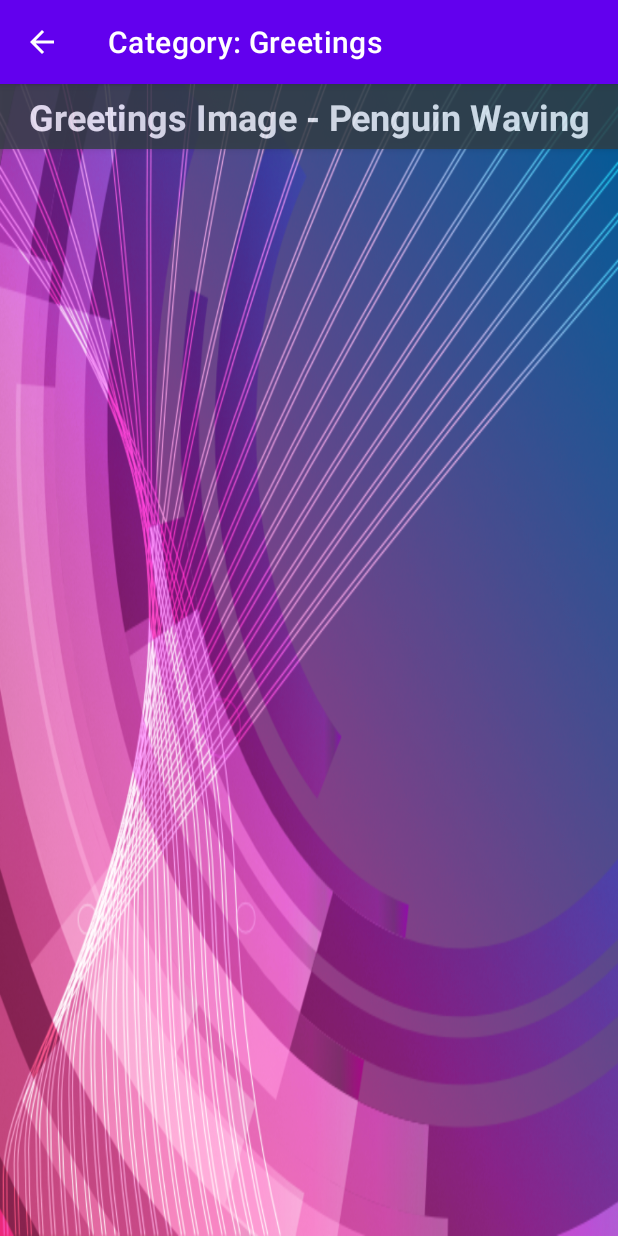
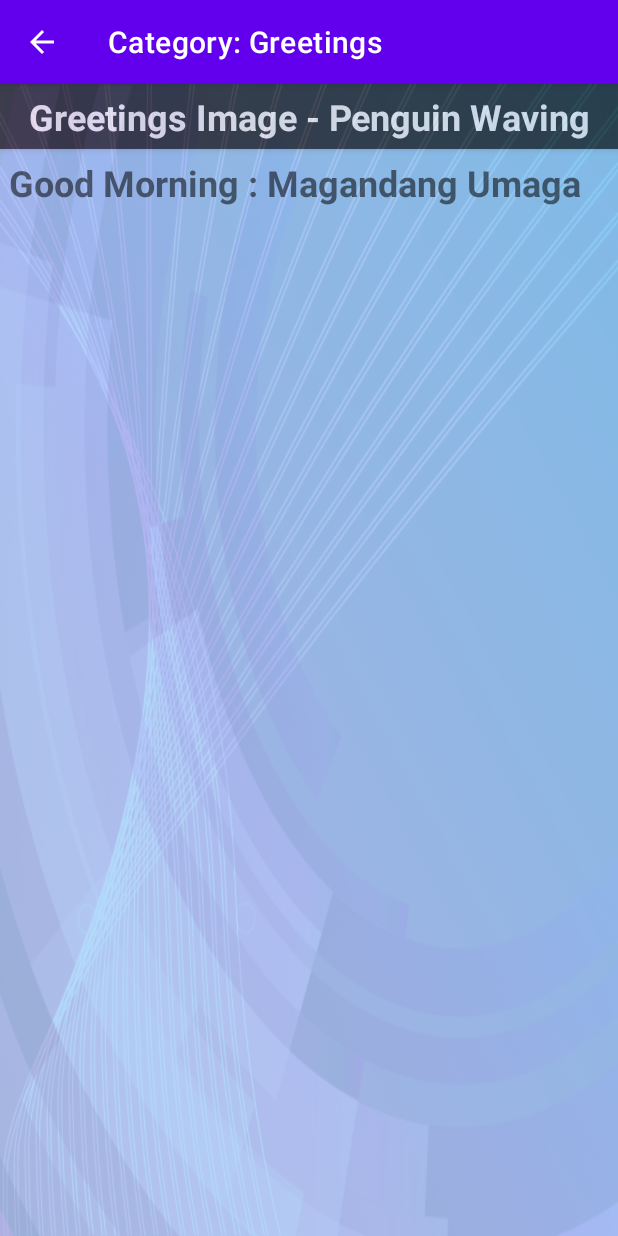
Before and after one commit to DevsketchCode/AndroidDevelopment_FinalProject_ULearnIt, an Android app: the screen it shows after launch (CategoryActivity), after a tap on "Greetings Image - Penguin Waving", on a phone screen of 412 x 824 dp. Run offline under Robolectric (Android 15) with nearby library versions, the phone set to English and light mode, and no system bars.

Commit message:
Adding Recycler View - only one item shows up at this time.

```diff
--- a/app/src/main/java/edu/cvtc/doberlander/ulearnit/CategoryActivity.java
+++ b/app/src/main/java/edu/cvtc/doberlander/ulearnit/CategoryActivity.java
@@ -1,6 +1,8 @@
 package edu.cvtc.doberlander.ulearnit;
 
 import androidx.appcompat.app.AppCompatActivity;
+import androidx.recyclerview.widget.LinearLayoutManager;
+import androidx.recyclerview.widget.RecyclerView;
 
 import android.content.Intent;
 import android.os.Bundle;
@@ -8,7 +10,15 @@ import android.view.View;
 import android.widget.LinearLayout;
 import android.widget.TextView;
 
+import java.util.LinkedList;
+import java.util.List;
+
 public class CategoryActivity extends AppCompatActivity {
+
+    // Create list used to store the list of data
+    //private final LinkedList<TranslationModel> mTranslationList = new LinkedList<>();
+    private RecyclerView mRecyclerView;
+    private TranslationAdapter mAdapter;
 
     @Override
     protected void onCreate(Bundle savedInstanceState) {
@@ -45,5 +55,21 @@ public class CategoryActivity extends AppCompatActivity {
 
         // Set the Activity Title with the Category that was selected
         setTitle("Category: " + category);
+
+        // Get the translation List
+        TranslationList translationListObject = new TranslationList();
+        LinkedList<TranslationModel> translations = translationListObject.GetGreetings();
+
+        // Create the RecyclerView and Connect the Adapter and Data
+        mRecyclerView = findViewById(R.id.categoryRecyclerView);
+
+        // Create the adapter and attach the data
+        mAdapter = new TranslationAdapter(this,translations);
+
+        // Connect the adapter to the RecyclerView
+        mRecyclerView.setAdapter(mAdapter);
+
+        // Give the RecyclerView a default Layout Manager
+        mRecyclerView.setLayoutManager(new LinearLayoutManager(this));
     }
 }
--- a/app/src/main/java/edu/cvtc/doberlander/ulearnit/MainActivity.java
+++ b/app/src/main/java/edu/cvtc/doberlander/ulearnit/MainActivity.java
@@ -3,19 +3,11 @@ package edu.cvtc.doberlander.ulearnit;
 import android.content.Intent;
 import android.os.Bundle;
 
-import com.google.android.material.snackbar.Snackbar;
-
 import androidx.appcompat.app.AppCompatActivity;
-
-import android.view.View;
-
-import androidx.navigation.NavController;
-import androidx.navigation.Navigation;
-import androidx.navigation.ui.AppBarConfiguration;
-import androidx.navigation.ui.NavigationUI;
-
 import edu.cvtc.doberlander.ulearnit.databinding.ActivityMainBinding;
 
+import android.util.Log;
+import android.view.View;
 import android.view.Menu;
 import android.view.MenuItem;
 import android.widget.Toast;
@@ -23,16 +15,13 @@ import android.widget.Toast;
 public class MainActivity extends AppCompatActivity {
 
     public static final String EXTRA_MESSAGE = "edu.cvtc.doberlander.ulearnit.extra.MESSAGE";
-    private String category;
-
-
-    private AppBarConfiguration appBarConfiguration;
-    private ActivityMainBinding binding;
+    private static final String TAG = "MainActivity";
 
     @Override
     protected void onCreate(Bundle savedInstanceState) {
         super.onCreate(savedInstanceState);
 
+        ActivityMainBinding binding;
         binding = ActivityMainBinding.inflate(getLayoutInflater());
         setContentView(binding.getRoot());
 
@@ -61,7 +50,7 @@ public class MainActivity extends AppCompatActivity {
         switch (item.getItemId()) {
             case R.id.action_favorites:
                 Intent intent = new Intent(this, CategoryActivity.class);
-                category = getString(R.string.action_favorites);
+                String category = getString(R.string.action_favorites);
                 intent.putExtra(EXTRA_MESSAGE, category);
                 startActivity(intent);
                 return true;
@@ -78,23 +67,34 @@ public class MainActivity extends AppCompatActivity {
     /**
      * Launch the Category Activity along with the Greetings text
      */
-    public void launchGreetingsCategoryActivity(View view) {
+    public void launchCategoryActivity(View view) {
+
+        // Declare Category Variables
+        String categoryName;
+        String categoryMessage;
+
+        // Determine which Category button was clicked
+        switch (view.getId()) {
+            case R.id.greetings_ImageBtn:
+                // Set Greetings Category
+                categoryName = getString(R.string.greetings_category_text);
+                categoryMessage = getString(R.string.greetings_category_image);
+                break;
+            case R.id.numbers_ImageBtn:
+                // Set Numbers Category
+                categoryName = getString(R.string.numbers_category_text);
+                categoryMessage = getString(R.string.numbers_category_image);
+                break;
+            default:
+                // Set Default Value
+                categoryName = "Greetings";
+                categoryMessage = "Default Greetings";
+        }
+
+        // Bundle the information depending what button was clicked.
         Bundle bundle = new Bundle();
-        bundle.putString("category", getString(R.string.greetings_category_text));
-        bundle.putString("category_message", getString(R.string.greetings_category_image));
-
-        Intent intent = new Intent(this, CategoryActivity.class);
-        intent.putExtras(bundle);
-        startActivity(intent);
-    }
-
-    /**
-     * Launch the Category Activity along with the Numbers text
-     */
-    public void launchNumbersCategoryActivity(View view) {
-        Bundle bundle = new Bundle();
-        bundle.putString("category", getString(R.string.numbers_category_text));
-        bundle.putString("category_message", getString(R.string.numbers_category_image));
+        bundle.putString("category", categoryName);
+        bundle.putString("category_message", categoryMessage);
 
         Intent intent = new Intent(this, CategoryActivity.class);
         intent.putExtras(bundle);
--- /dev/null
+++ b/app/src/main/java/edu/cvtc/doberlander/ulearnit/TranslationAdapter.java
@@ -0,0 +1,83 @@
+package edu.cvtc.doberlander.ulearnit;
+
+import android.content.Context;
+import android.util.Log;
+import android.view.LayoutInflater;
+import android.view.View;
+import android.view.ViewGroup;
+import android.widget.TextView;
+
+import androidx.annotation.NonNull;
+import androidx.recyclerview.widget.RecyclerView;
+
+import java.util.LinkedList;
+import java.util.List;
+
+public class TranslationAdapter extends RecyclerView.Adapter<TranslationAdapter.TranslationViewHolder> {
+
+    private static final String TAG = "CategoryActivity";
+
+    private final LinkedList<TranslationModel> mTranslationList;
+    private LayoutInflater mInflater;
+
+    // Constructor initializes the translation list from the data
+    public TranslationAdapter(Context context, LinkedList<TranslationModel> translationList) {
+        mInflater = LayoutInflater.from(context);
+        this.mTranslationList = translationList;
+    }
+
+    // Create the View Holder
+    public class TranslationViewHolder extends RecyclerView.ViewHolder implements View.OnClickListener {
+        public final TextView translationItemView;
+        final TranslationAdapter mAdapter;
+
+        public TranslationViewHolder(View itemView, TranslationAdapter adapter) {
+            super(itemView);
+            translationItemView = itemView.findViewById(R.id.translation);
+            this.mAdapter = adapter;
+
+            // Connect the onClickListener to the view
+            itemView.setOnClickListener(this);
+        }
+
+        @Override
+        public void onClick(View view) {
+            // Get the position of the item that was clicked
+            int mPosition = getLayoutPosition();
+
+            // Access the affected item in the list
+            TranslationModel element = mTranslationList.get(mPosition);
+
+            // Add translation as Favorite
+            mTranslationList.set(mPosition, element);
+
+            // Notify the adapter that data has changed and update the RecyclerView
+            mAdapter.notifyDataSetChanged();
+        }
+    }
+
+    // Inflate the item layout and return a ViewHolder with the layout and the adapter
+    @NonNull
+    @Override
+    public TranslationAdapter.TranslationViewHolder onCreateViewHolder(@NonNull ViewGroup parent, int ViewType) {
+        View mItemView = mInflater.inflate(R.layout.translation_item, parent, false);
+        return new TranslationViewHolder(mItemView, this);
+    }
+
+    // Connect the data to the view holder
+    @Override
+    public void onBindViewHolder(@NonNull TranslationAdapter.TranslationViewHolder holder, int position) {
+        // Get the list position
+        TranslationModel mCurrentEntry = (TranslationModel) mTranslationList.get(position);
+        Log.d(TAG, "tester: " + mTranslationList.get(position).toString());
+        // Set the display text
+        String translationText = mCurrentEntry.getFirstLanguageWord() + " : " + mCurrentEntry.getSecondLanguageWord();
+        // Display the translation information
+        holder.translationItemView.setText(translationText);
+    }
+
+    // Return the size of the translation list
+    @Override
+    public int getItemCount() { return mTranslationList.size(); }
+
+}
--- /dev/null
+++ b/app/src/main/java/edu/cvtc/doberlander/ulearnit/TranslationList.java
@@ -0,0 +1,43 @@
+package edu.cvtc.doberlander.ulearnit;
+
+import android.util.Log;
+
+import java.util.ArrayList;
+import java.util.LinkedList;
+import java.util.List;
+
+public class TranslationList {
+    private static final String TAG = "CategoryActivity";
+
+    // PreDefined Translation Lists
+    private static final String[] English_Greetings = {"Good Morning", "Good Afternoon", "Good Night", "How are you?"};
+    private static final String[] Tagalog_Greetings = {"Magandang Umaga", "Magandang Hapon", "Magandang Gabi", "Kumusta po kayo?"};
+
+    // Greetings List
+    public LinkedList<TranslationModel> GetGreetings() {
+        // Create the Greetings list of translation objects
+        LinkedList<TranslationModel> greetings = new LinkedList<>();
+
+        // Set translation languages
+        String firstLang = "English";
+        String secondLang = "Tagalog";
+
+        // Create Greetings List
+        for (int i = 0; i < English_Greetings.length; i++) {
+            // Create translation entry object
+            TranslationModel translation = new TranslationModel();
+            // Populate the translation object
+            translation.setFirstLanguage(firstLang);
+            translation.setFirstLanguageWord(English_Greetings[i]);
+            translation.setSecondLanguage(secondLang);
+            translation.setSecondLanguageWord(Tagalog_Greetings[i]);
+            translation.setFavorite(false);
+
+            // add the translation to the greetings list
+            greetings.add(translation);
+        }
+        return greetings;
+    }
+
+
+}
--- /dev/null
+++ b/app/src/main/java/edu/cvtc/doberlander/ulearnit/TranslationModel.java
@@ -0,0 +1,65 @@
+package edu.cvtc.doberlander.ulearnit;
+
+public class TranslationModel {
+    // Declare Variables
+    private String firstLanguage;
+    private String firstLanguageWord;
+    private String secondLanguage;
+    private String secondLanguageWord;
+    private Boolean favorite;
+
+    // Default constructor
+    public TranslationModel() {
+    }
+
+    // Overloaded Constructor
+    public TranslationModel(String firstLanguage, String firstLanguageWord, String secondLanguage, String secondLanguageWord, boolean favorite) {
+        this.firstLanguage = firstLanguage;
+        this.firstLanguageWord = firstLanguageWord;
+        this.secondLanguage = secondLanguage;
+        this.secondLanguageWord = secondLanguageWord;
+        this.favorite = favorite;
+    }
+
+
+    // Getters and Setters;
+    public String getFirstLanguage() {
+        return firstLanguage;
+    }
+
+    public void setFirstLanguage(String firstLanguage) {
+        this.firstLanguage = firstLanguage;
+    }
+
+    public String getFirstLanguageWord() {
+        return firstLanguageWord;
+    }
+
+    public void setFirstLanguageWord(String firstLanguageWord) {
+        this.firstLanguageWord = firstLanguageWord;
+    }
+
+    public String getSecondLanguage() {
+        return secondLanguage;
+    }
+
+    public void setSecondLanguage(String secondLanguage) {
+        this.secondLanguage = secondLanguage;
+    }
+
+    public String getSecondLanguageWord() {
+        return secondLanguageWord;
+    }
+
+    public void setSecondLanguageWord(String secondLanguageWord) {
+        this.secondLanguageWord = secondLanguageWord;
+    }
+
+    public Boolean getFavorite() {
+        return favorite;
+    }
+
+    public void setFavorite(Boolean favorite) {
+        this.favorite = favorite;
+    }
+}
--- a/app/src/main/res/layout/activity_category.xml
+++ b/app/src/main/res/layout/activity_category.xml
@@ -32,4 +32,17 @@
 
     </LinearLayout>
 
+    <androidx.recyclerview.widget.RecyclerView
+        android:id="@+id/categoryRecyclerView"
+        android:layout_width="match_parent"
+        android:layout_height="match_parent"
+        android:background="#CCA0D3FA"
+        app:layout_constrainedHeight="true"
+        app:layout_constraintBottom_toBottomOf="parent"
+        app:layout_constraintEnd_toEndOf="parent"
+        app:layout_constraintStart_toStartOf="parent"
+        app:layout_constraintTop_toBottomOf="@id/category_Heading_LinearLayout"></androidx.recyclerview.widget.RecyclerView>
+
+    <!-- Container for the list of translation items -->
+
 </androidx.constraintlayout.widget.ConstraintLayout>
--- /dev/null
+++ b/app/src/main/res/layout/translation_item.xml
@@ -0,0 +1,12 @@
+<?xml version="1.0" encoding="utf-8"?>
+<LinearLayout xmlns:android="http://schemas.android.com/apk/res/android"
+    android:layout_width="match_parent"
+    android:layout_height="match_parent"
+    android:orientation="vertical"
+    android:padding="6dp">
+
+    <TextView
+        android:id="@+id/translation"
+        style="@style/translation_entry" />
+
+</LinearLayout>
```
Also changed, not shown: app/src/main/res/layout/content_main.xml (+10 -32 lines), app/src/main/res/values/styles.xml (added, +29 -0 lines).
